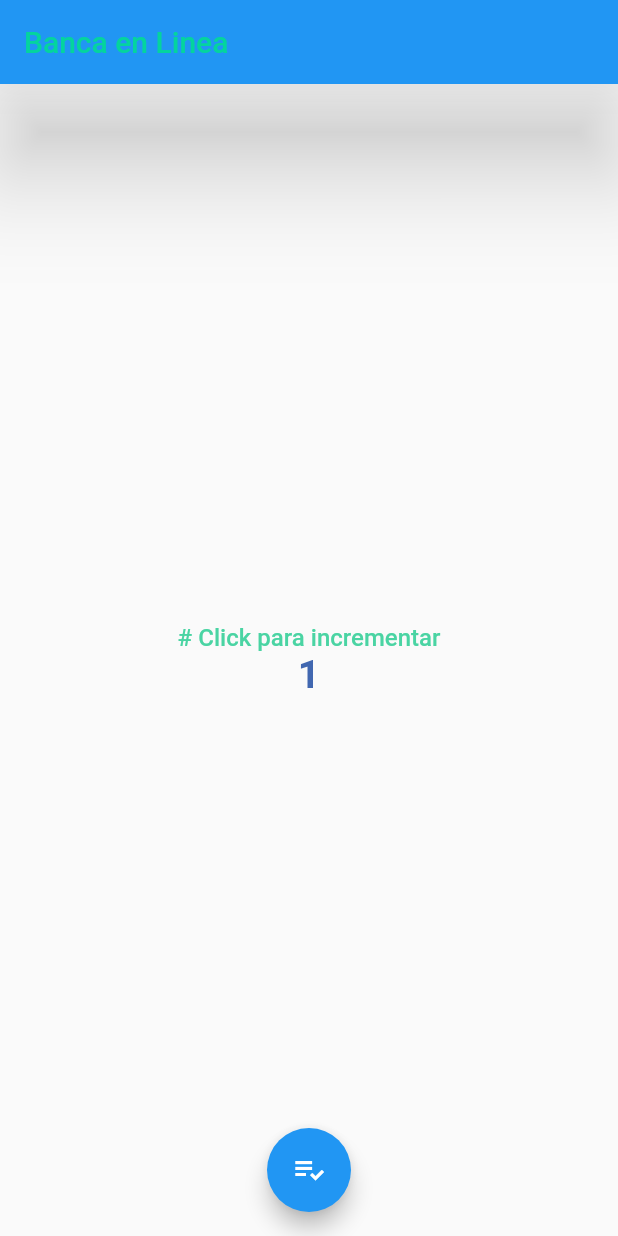
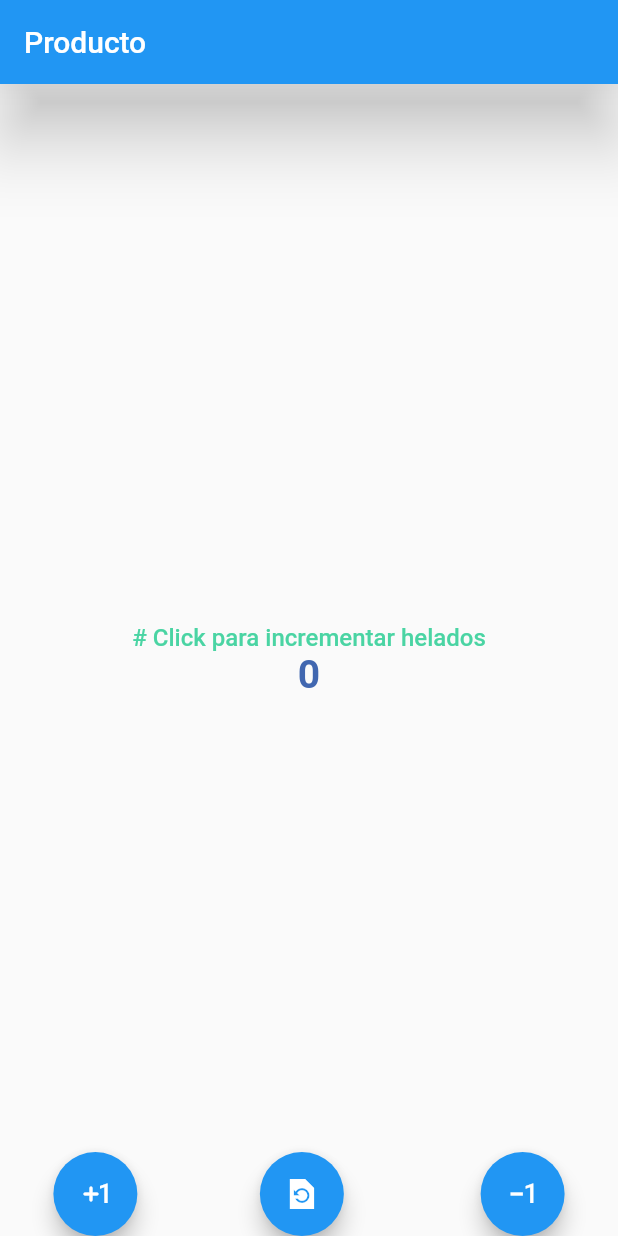
Before and after one commit to RenatoJavi/Flutter_curso, a Flutter app: the screen it shows after launch, on a phone screen of 412 x 824 dp. Run offline on Flutter 3.47's test engine with Material 2 defaults, Android fonts, the light colour scheme and no system bars.

Commit message:
producto ful state

```diff
--- a/lib/main.dart
+++ b/lib/main.dart
@@ -1,14 +1,17 @@
 import 'package:flutter/material.dart';
 
+import 'package:flutter_application_1/screen/productoFul.dart';
+import 'package:flutter_application_1/screen/registro.dart';
 
-import 'package:flutter_application_1/screen/registro.dart';
+
+//import 'package:flutter_application_1/screen/registro.dart';
 //import 'package:flutter_application_1/pantallas/home_screen.dart';
 //import 'package:flutter_application_1/pantallas/login.dart';
 //import 'package:flutter/scheduler.dart';
 
 void main(){
 
-  runApp( MyApp( ));
+  runApp  ( MyApp( ));
 }
 
 class MyApp extends StatelessWidget{
@@ -20,7 +23,13 @@ class MyApp extends StatelessWidget{
     return  MaterialApp( debugShowCheckedModeBanner: false,
      // home: CounterScreen(), //cual es nuestro widget
      // home:LoginApp(),
-     home: Registro(),
+     home: ProductoFul(),
+     routes: {
+
+       '/home':(BuildContext content) =>ProductoFul(),
+       '/registro':(BuildContext content)=>Registro() ,
+
+     },
 
     );
 
--- /dev/null
+++ b/lib/screen/productoFul.dart
@@ -0,0 +1,107 @@
+
+
+
+
+import 'package:flutter/material.dart';
+import 'package:flutter_application_1/utility/colorFuente.dart';
+
+// ignore: camel_case_types
+class ProductoFul extends StatefulWidget{
+
+
+  @override
+  _ProductoFulState createState() => _ProductoFulState();
+}
+
+// ignore: camel_case_types
+class _ProductoFulState extends State<ProductoFul> {
+  int counter=0;
+  @override
+  Widget build(BuildContext context) {
+
+    //int counter=0; //deja de ser una variables y le pasa,os a ser una propiedad
+    //throw UnimplementedError();
+    return Scaffold(
+      appBar: AppBar(
+         title: Text('Producto'),
+         elevation: 20,
+
+
+         ),
+
+
+    body: Center(
+
+
+      child: Column(mainAxisAlignment: MainAxisAlignment.center,
+        children: [
+
+          Text('# Click para incrementar helados',style: TextStyle(color: ColorFuente.COLOR_SHAMROCK,fontSize: 16, fontWeight: FontWeight.w500),textAlign: TextAlign.left),
+  Text( '$counter',style: TextStyle(color: ColorFuente.COLOR_BLUE,fontSize: 26,fontWeight: FontWeight.bold),),
+          ],
+      ),
+
+
+    ),
+
+
+floatingActionButtonLocation: FloatingActionButtonLocation.centerDocked,
+
+         floatingActionButton: Row(
+           mainAxisAlignment: MainAxisAlignment.spaceEvenly,
+           children: [
+
+             FloatingActionButton(
+                        child: Icon(Icons.exposure_plus_1_rounded),
+
+               onPressed: (){
+
+                 setState(() {
+                   counter++; //es una funcion anonima
+
+                              });
+
+               }
+
+               ),
+               SizedBox(width: 10.5,),
+
+                  FloatingActionButton(
+                        child: Icon(Icons.restore_page_sharp),
+
+
+               onPressed: (){
+                 print( 'hoa $counter');
+                 setState(() {
+                   counter=0; //es una funcion anonima
+
+                              });
+
+               }
+
+               ),
+
+               SizedBox(width: 20),//separo los circulos
+
+                 FloatingActionButton(
+                        child: Icon(Icons.exposure_minus_1_outlined),
+
+
+               onPressed: (){
+                 print( 'hoa $counter');
+                 setState(() {
+                   counter--; //es una funcion anonima
+
+                              });
+
+               }
+
+               ),
+
+           ],
+         ),
+
+
+      );
+  }
+}
--- a/lib/screen/registro.dart
+++ b/lib/screen/registro.dart
@@ -5,7 +5,7 @@
 import 'package:flutter/material.dart';
 import 'package:flutter_application_1/utility/colorFuente.dart';
 
-///widget idependiente
+///widget idependientSTAEEE
 class Registro extends StatefulWidget{
   @override
   _RegistroState createState() => _RegistroState();
```
Also changed, not shown: lib/screen/login.dart (deleted, +0 -64 lines), lib/screen/producto.dart (added, +63 -0 lines), 1 other file.
